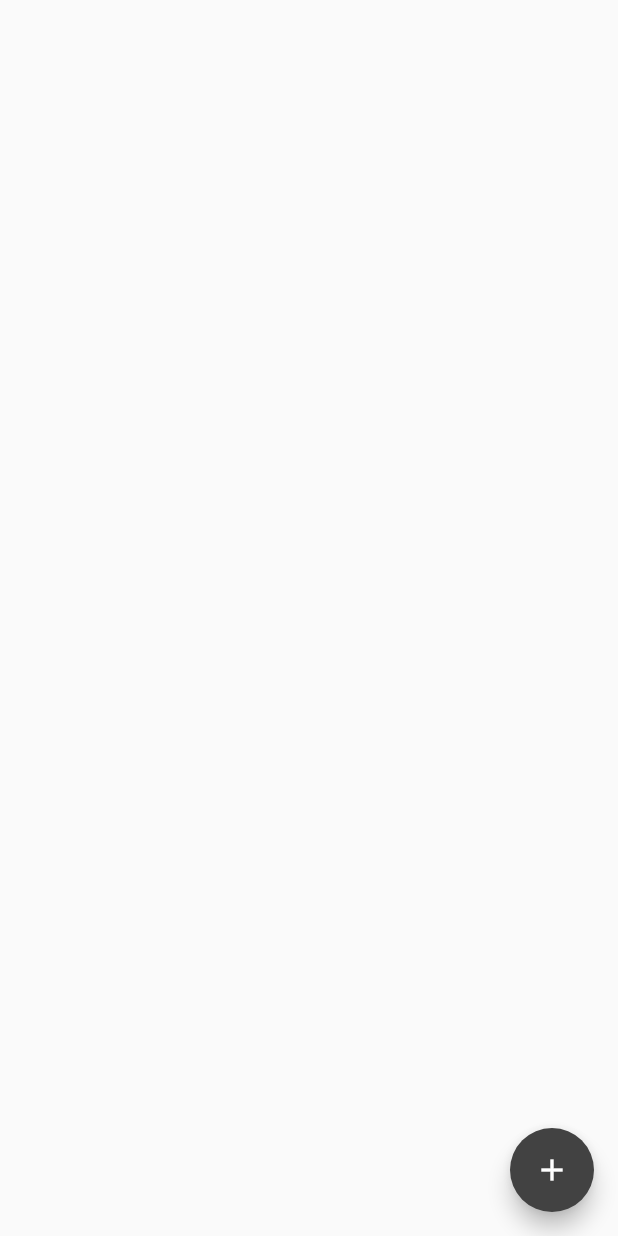
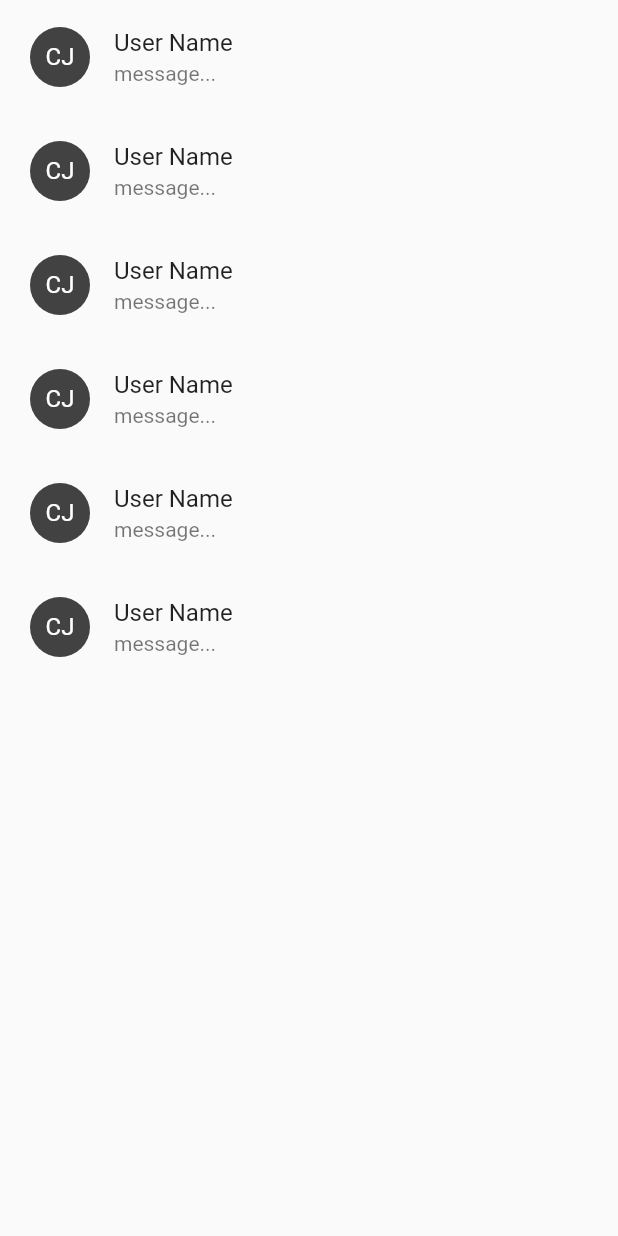
Before and after one commit to Surafeljava/wuyiyit, a Flutter app: the ConversationScreen screen opened directly, on a phone screen of 412 x 824 dp. Run offline on Flutter 3.47's test engine with Material 2 defaults, Android fonts, the phone set to English and light mode, and no system bars.

Commit message:
feat: conversation list and navigation

```diff
--- a/lib/messageScreen/conversationScreen.dart
+++ b/lib/messageScreen/conversationScreen.dart
@@ -1,4 +1,10 @@
+import 'dart:io';
+
 import 'package:flutter/material.dart';
+import 'package:provider/provider.dart';
+import 'package:wuyiyit/providers/mainProvider.dart';
+
+import '../wrapper.dart';
 
 class ConversationScreen extends StatefulWidget {
   const ConversationScreen({Key? key}) : super(key: key);
@@ -11,18 +17,34 @@ class _ConversationScreenState extends State<ConversationScreen> {
   @override
   Widget build(BuildContext context) {
     return Scaffold(
-      floatingActionButton: FloatingActionButton(
-        child: Icon(Icons.add),
-        backgroundColor: Colors.grey[800],
-        onPressed: () {
-          print("All Users List");
-        },
-      ),
       body: Container(
         child: ListView.builder(
-          itemCount: 10,
+          itemCount: 6,
           itemBuilder: (context, index) {
-            return Container();
+            return Padding(
+              padding: const EdgeInsets.symmetric(
+                vertical: 2,
+                horizontal: 4,
+              ),
+              child: ListTile(
+                title: Text('User Name'),
+                subtitle: Text('message...'),
+                leading: CircleAvatar(
+                  child: Text('CJ'),
+                  backgroundColor: Colors.grey[800],
+                  foregroundColor: Colors.white,
+                ),
+                onTap: () {
+                  // ignore: close_sinks
+                  Socket socket =
+                      Provider.of<MainProvider>(context, listen: false)
+                          .sockets[0];
+
+                  Navigator.of(context).push(MaterialPageRoute(
+                      builder: (_) => Wrapper(socket: socket)));
+                },
+              ),
+            );
           },
         ),
       ),
--- a/lib/providers/mainProvider.dart
+++ b/lib/providers/mainProvider.dart
@@ -1,8 +1,19 @@
+import 'dart:io';
+
 import 'package:flutter/foundation.dart';
 import 'package:wuyiyit/models/user.dart';
 import 'package:wuyiyit/models/message.dart';
 
 class MainProvider extends ChangeNotifier {
+  //User connection socket
+  List<Socket> sockets = [];
+
+  void addSocket(Socket socket) {
+    sockets.add(socket);
+    notifyListeners();
+  }
+
+  //Current User Information
   List<User> currentUser = [];
 
   void changeCurrentUser(User userModel) {
@@ -12,14 +23,24 @@ class MainProvider extends ChangeNotifier {
   }
 
   //Online Users List
-  List<User> allUsers = [];
+  List<User> allOnlineUsers = [];
 
-  void updateAllUsers(List<User> usersList) {
-    allUsers = usersList;
+  void updateAllOnlineUsers(List<User> usersList) {
+    allOnlineUsers = usersList;
     notifyListeners();
   }
 
-  //Chatting Users List
+  void addNewOnlineUser(User userModel) {
+    allOnlineUsers.add(userModel);
+    notifyListeners();
+  }
+
+  void removeOnlineUser(User userModel) {
+    allOnlineUsers.remove(userModel);
+    notifyListeners();
+  }
+
+  //Chatting Users Related
   List<User> chattingUsers = [];
 
   void addUserToChattingUsersList(User newUser) {
@@ -27,11 +48,16 @@ class MainProvider extends ChangeNotifier {
     notifyListeners();
   }
 
-  //Conversation List
+  //Conversation Related
   Map<User, List<Message>> conversationList = {};
 
   void addUserToConversationList(User userModel) {
     conversationList[userModel] = [];
     notifyListeners();
   }
+
+  void addNewMessageToConversation(User userModel, Message message) {
+    conversationList[userModel]!.add(message);
+    notifyListeners();
+  }
 }
```
Also changed, not shown: lib/allUsersList.dart (+49 -3 lines), lib/connectToServer.dart (+7 -2 lines), lib/homeScreen/homeScreen.dart (added, +81 -0 lines).
